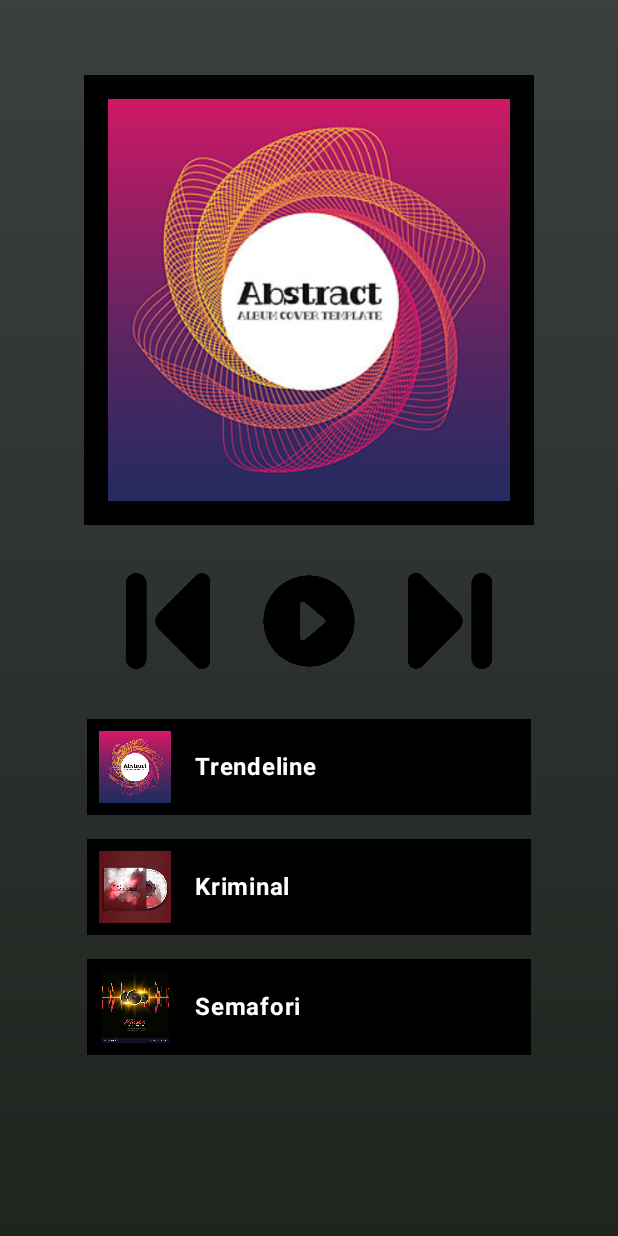
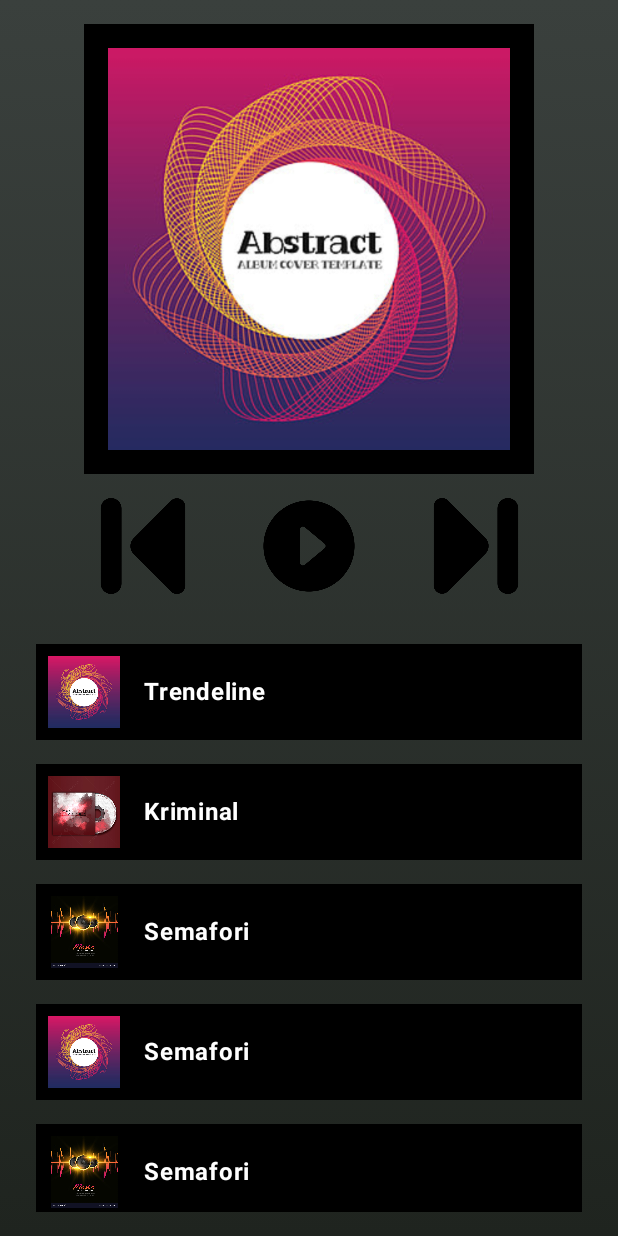
Before and after one commit to RidvanPlluzhina/MusicApplication, an Android app built with Jetpack Compose: the screen it shows after launch (MainActivity), on a phone screen of 412 x 824 dp. Run offline under Robolectric (Android 15) with nearby library versions, the light colour scheme and no system bars.

Commit message:
Lazy column issue figured out

```diff
--- a/app/src/main/java/it/unibz/engineeringofmobilesystems/musicapplication/DataSource.kt
+++ b/app/src/main/java/it/unibz/engineeringofmobilesystems/musicapplication/DataSource.kt
@@ -7,7 +7,12 @@ class Datasource {
         return listOf(
             Affirmation(R.string.affirmation1, R.drawable.album_song),
             Affirmation(R.string.affirmation2, R.drawable.album_song1),
-            Affirmation(R.string.affirmation3, R.drawable.album_song2)
+            Affirmation(R.string.affirmation3, R.drawable.album_song2),
+            Affirmation(R.string.affirmation3, R.drawable.album_song),
+            Affirmation(R.string.affirmation3, R.drawable.album_song2),
+            Affirmation(R.string.affirmation3, R.drawable.album_song),
+            Affirmation(R.string.affirmation3, R.drawable.album_song1)
+
         )
     }
 }
--- a/app/src/main/java/it/unibz/engineeringofmobilesystems/musicapplication/MainActivity.kt
+++ b/app/src/main/java/it/unibz/engineeringofmobilesystems/musicapplication/MainActivity.kt
@@ -15,44 +15,34 @@ import androidx.compose.runtime.*
 import androidx.compose.ui.Alignment
 import androidx.compose.ui.Modifier
 import androidx.compose.ui.graphics.Color
+import androidx.compose.ui.graphics.Brush
 import androidx.compose.ui.res.painterResource
+import androidx.compose.ui.res.stringResource
+import androidx.compose.ui.text.font.FontWeight
 import androidx.compose.ui.tooling.preview.Preview
 import androidx.compose.ui.unit.dp
 import it.unibz.engineeringofmobilesystems.musicapplication.ui.theme.MusicApplicationTheme
+import it.unibz.engineeringofmobilesystems.musicapplication.model.Affirmation
+import androidx.compose.foundation.lazy.LazyColumn
+import androidx.compose.foundation.lazy.items
 import androidx.compose.material3.Text
-import androidx.compose.foundation.rememberScrollState
-import androidx.compose.foundation.verticalScroll
-import androidx.compose.ui.graphics.Brush
-import androidx.compose.ui.res.stringResource
-import androidx.compose.ui.text.font.FontWeight
-import it.unibz.engineeringofmobilesystems.musicapplication.model.Affirmation
-
-
-
 
 class MainActivity : ComponentActivity() {
 
-     private var mediaPlayer: MediaPlayer? = null // Commented out MediaPlayer initialization
+    // Media player variable declaration
+    private var mediaPlayer: MediaPlayer? = null
 
     override fun onCreate(savedInstanceState: Bundle?) {
         super.onCreate(savedInstanceState)
         enableEdgeToEdge()
 
-        // List of songs
-        val songs = listOf(
-            R.raw.audio1, // First song resource ID
-            R.raw.audio2, // Second song resource ID
-            R.raw.audio3  // Third song resource ID
-        )
-         initializeMediaPlayer(songs[0]) // Commented out initialization for the first song
-
         setContent {
             MusicApplicationTheme {
                 Scaffold(modifier = Modifier.fillMaxSize()) { innerPadding ->
                     MusicPlayerUI(
-                        onPlay = {  playMusic()  }, // Commented out play functionality
-                        onPause = {  pauseMusic()  }, // Commented out pause functionality
-                        onSwitchSong = { songIndex ->  switchSong(songIndex)  }, // Commented out song switching
+                        onPlay = { playMusic() },
+                        onPause = { pauseMusic() },
+                        onSwitchSong = { songIndex -> switchSong(songIndex) },
                         modifier = Modifier.padding(innerPadding)
                     )
                 }
@@ -106,37 +96,32 @@ fun MusicPlayerUI(
             Color(0xFF1F241F)  // Slightly darker shade
         )
     )
-    // State for the current song index
+
     var currentSongIndex by remember { mutableStateOf(0) }
 
-    // List of songs (album image, title, artist, song resource)
     val songs = listOf(
         SongClass(R.drawable.album_song, "Trendeline", "Artist: Chicho", R.raw.audio1),
         SongClass(R.drawable.album_song1, "Kriminal", "Artist: Mc Kresha", R.raw.audio2),
         SongClass(R.drawable.album_song2, "Semafori", "Artist: Lyrical Son", R.raw.audio3)
     )
 
-    // Get the current song based on the index
     val currentSong = songs[currentSongIndex]
 
-    // Scroll state for the Column
-    val scrollState = rememberScrollState()
-
+    // Single Column for the entire layout
     Column(
         modifier = modifier
             .fillMaxSize()
-            .verticalScroll(scrollState)
             .background(customGradient)
-            .padding(50.dp),
-        horizontalAlignment = Alignment.CenterHorizontally
+            .padding(16.dp)
     ) {
-        // Top Section: Album Art
+        // Album Art
         Image(
             painter = painterResource(id = currentSong.albumArtResourceId),
             contentDescription = "Album Art",
             modifier = Modifier
                 .size(300.dp)
                 .border(16.dp, Color.Black)
+                .align(Alignment.CenterHorizontally) // Center the image horizontally
         )
 
         Spacer(modifier = Modifier.height(16.dp))
@@ -144,8 +129,7 @@ fun MusicPlayerUI(
         // Playback Buttons
         Row(
             modifier = Modifier
-                .fillMaxWidth()
-                .padding(top = 16.dp),
+                .fillMaxWidth(),
             horizontalArrangement = Arrangement.SpaceEvenly,
             verticalAlignment = Alignment.CenterVertically
         ) {
@@ -188,21 +172,29 @@ fun MusicPlayerUI(
 
         Spacer(modifier = Modifier.height(25.dp))
 
-        // List of Affirmations
-        affirmations.forEach { affirmation ->
+        // LazyColumn with scrolling
+        LazyColumn(
+            modifier = Modifier
+                .fillMaxWidth()
+                .weight(1f) // Ensure LazyColumn takes up the remaining space
+        ) {
+            items(affirmations) { affirmation ->
                 AlbumItem(affirmation)
+            }
         }
     }
 }
 
 @Composable
 fun AlbumItem(affirmation: Affirmation) {
+    // The album items are represented as rows
     Row(
         modifier = Modifier
             .fillMaxWidth()
             .padding(8.dp)
             .background(Color.Black)
     ) {
+        // There will be a image that is declared at affirmation
         Image(
             painter = painterResource(id = affirmation.imageResourceId),
             contentDescription = null,
@@ -210,6 +202,7 @@ fun AlbumItem(affirmation: Affirmation) {
                 .size(64.dp)
                 .padding(8.dp)
         )
+        // The text will be shown after image which is declared at affirmation
         Text(
             text = stringResource(id = affirmation.stringResourceId),
             color = Color.White,
@@ -220,7 +213,6 @@ fun AlbumItem(affirmation: Affirmation) {
         )
     }
 }
-
 
 @Preview(showBackground = true)
 @Composable
```
Lines whose indentation alone changed are shown as unchanged.
